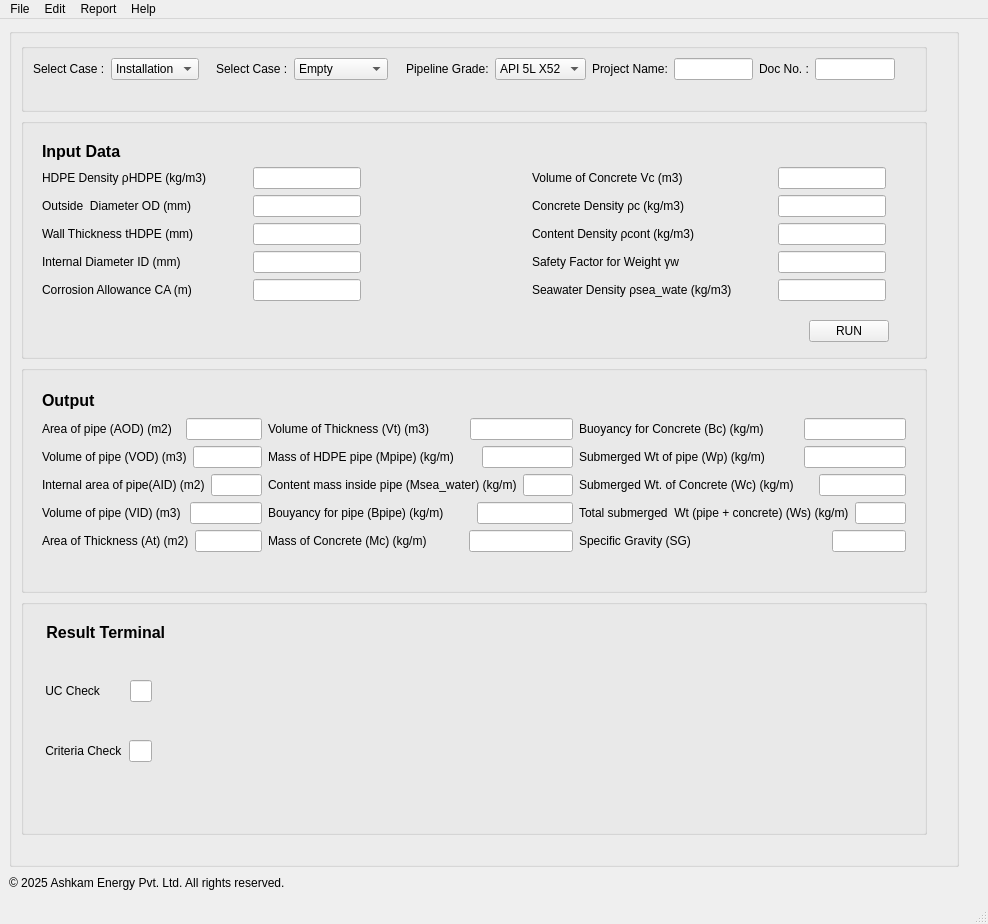
Qt form OnBottom_FinalLayout.ui (superman1408/seawater_outflow) before a commit.
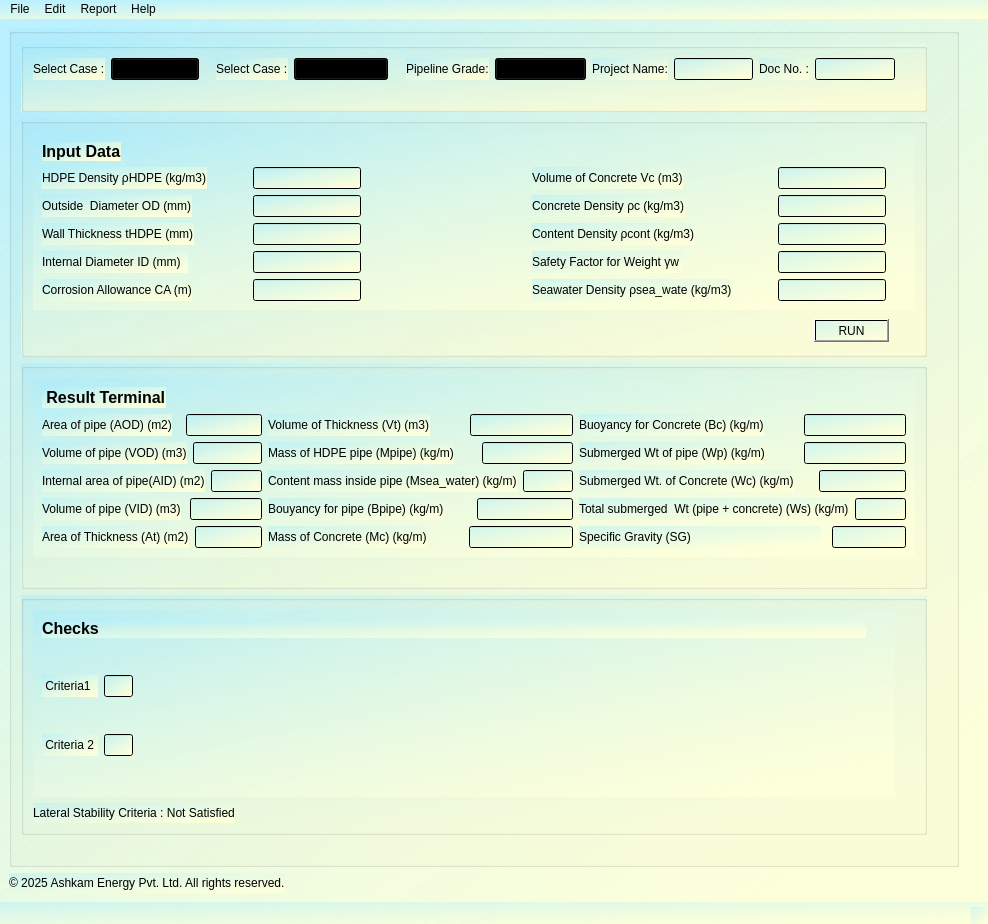
The same form after that commit. Icons and pictures are not drawn.

Commit message: UI for OnBottom Stability is complete

Diff of the .ui file:
```diff
--- a/OnBottom_FinalLayout.ui
+++ b/OnBottom_FinalLayout.ui
@@ -14,7 +14,10 @@
    <string>MainWindow</string>
   </property>
   <property name="autoFillBackground">
-   <bool>true</bool>
+   <bool>false</bool>
+  </property>
+  <property name="styleSheet">
+   <string notr="true">background-color:qlineargradient(spread:pad, x1:0.028, y1:0.0455909, x2:0.841, y2:0.966364, stop:0 rgba(169, 237, 255, 107), stop:0.994318 rgba(253, 255, 218, 255));</string>
   </property>
   <widget class="QWidget" name="centralwidget">
    <layout class="QGridLayout" name="gridLayout">
@@ -26,6 +29,9 @@
       <layout class="QGridLayout" name="gridLayout_3">
        <item row="0" column="0">
         <widget class="QGroupBox" name="groupBox_2">
+         <property name="autoFillBackground">
+          <bool>false</bool>
+         </property>
          <property name="title">
           <string/>
          </property>
@@ -653,7 +659,7 @@
                 </font>
                </property>
                <property name="text">
-                <string>Output</string>
+                <string> Result Terminal</string>
                </property>
               </widget>
              </item>
@@ -1154,8 +1160,8 @@
          <property name="title">
           <string/>
          </property>
-         <layout class="QGridLayout" name="gridLayout_23">
-          <item row="0" column="0">
+         <layout class="QGridLayout" name="gridLayout_4">
+          <item row="0" column="0" colspan="2">
            <widget class="QWidget" name="widget_3" native="true">
             <layout class="QGridLayout" name="gridLayout_21">
              <item row="1" column="0" rowspan="2">
@@ -1165,7 +1171,7 @@
                  <item>
                   <widget class="QLabel" name="UC_Check_label">
                    <property name="text">
-                    <string> UC Check       </string>
+                    <string> Criteria1  </string>
                    </property>
                   </widget>
                  </item>
@@ -1218,7 +1224,7 @@
                  <item>
                   <widget class="QLabel" name="Criteria_Check_label">
                    <property name="text">
-                    <string> Criteria Check</string>
+                    <string> Criteria 2 </string>
                    </property>
                   </widget>
                  </item>
@@ -1278,7 +1284,7 @@
                 </font>
                </property>
                <property name="text">
-                <string> Result Terminal</string>
+                <string>Checks</string>
                </property>
               </widget>
              </item>
@@ -1311,7 +1317,7 @@
             </layout>
            </widget>
           </item>
-          <item row="0" column="1">
+          <item row="0" column="2">
            <spacer name="verticalSpacer_8">
             <property name="orientation">
              <enum>Qt::Vertical</enum>
@@ -1325,6 +1331,25 @@
            </spacer>
           </item>
           <item row="1" column="0">
+           <widget class="QLabel" name="label_checks">
+            <property name="sizePolicy">
+             <sizepolicy hsizetype="Preferred" vsizetype="Preferred">
+              <horstretch>0</horstretch>
+              <verstretch>0</verstretch>
+             </sizepolicy>
+            </property>
+            <property name="maximumSize">
+             <size>
+              <width>1000</width>
+              <height>501</height>
+             </size>
+            </property>
+            <property name="text">
+             <string>Lateral Stability Criteria : Not Satisfied</string>
+            </property>
+           </widget>
+          </item>
+          <item row="1" column="1">
            <spacer name="horizontalSpacer_83">
             <property name="orientation">
              <enum>Qt::Horizontal</enum>
```
Left out of the diff: 91 changed lines with no effect on the pictures.
